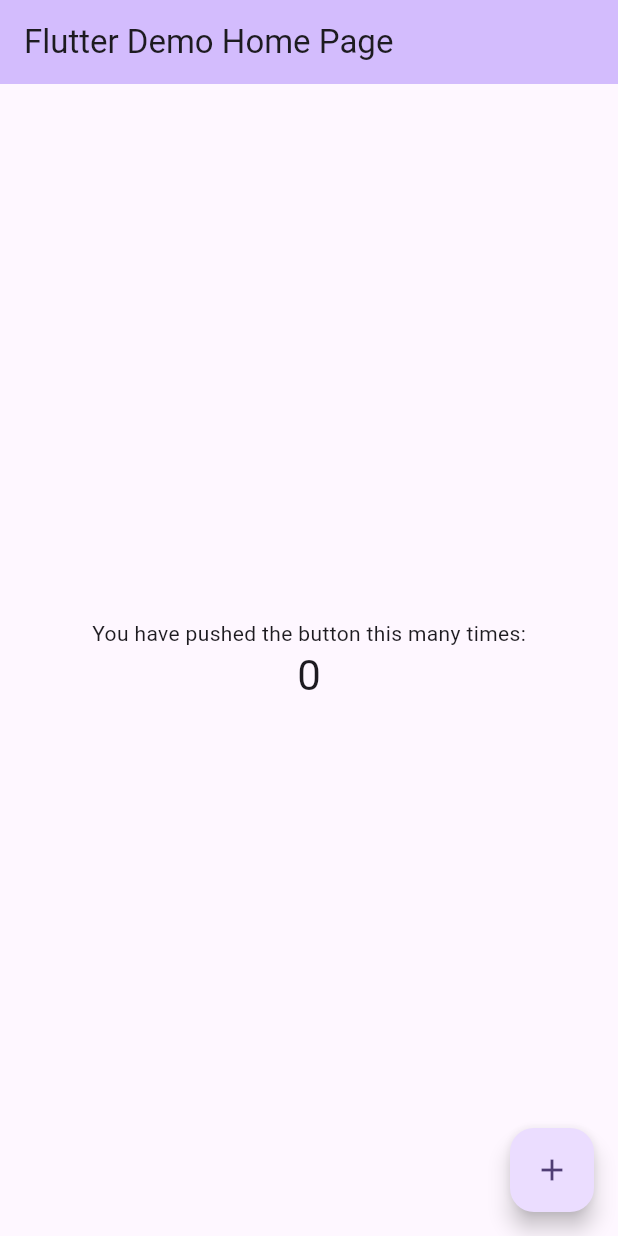
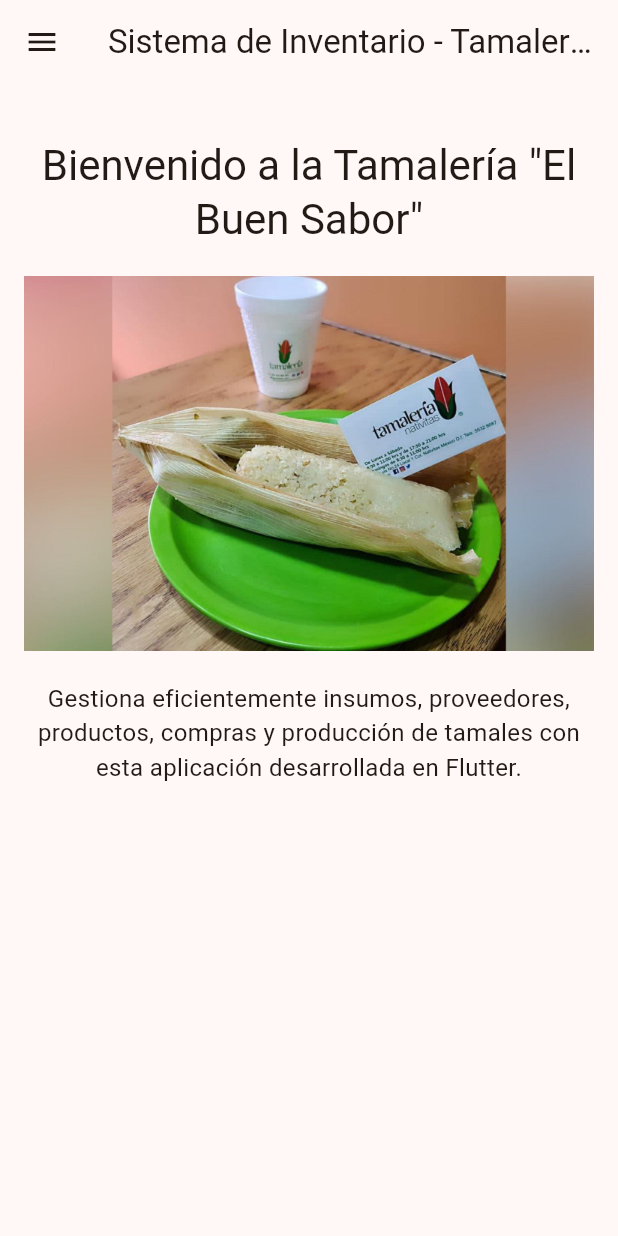
Before and after one commit to AngelGM08/STOCKMX, a Flutter app: the screen it shows after launch, on a phone screen of 412 x 824 dp. Run offline on Flutter 3.47's test engine with Material 3 defaults, Android fonts, the phone set to English and light mode, and no system bars.

Commit message:
Tu mensaje

```diff
--- a/lib/main.dart
+++ b/lib/main.dart
@@ -7,116 +7,106 @@ void main() {
 class MyApp extends StatelessWidget {
   const MyApp({super.key});
 
-  // This widget is the root of your application.
   @override
   Widget build(BuildContext context) {
     return MaterialApp(
-      title: 'Flutter Demo',
+      title: 'Tamalería App',
       theme: ThemeData(
-        // This is the theme of your application.
-        //
-        // TRY THIS: Try running your application with "flutter run". You'll see
-        // the application has a purple toolbar. Then, without quitting the app,
-        // try changing the seedColor in the colorScheme below to Colors.green
-        // and then invoke "hot reload" (save your changes or press the "hot
-        // reload" button in a Flutter-supported IDE, or press "r" if you used
-        // the command line to start the app).
-        //
-        // Notice that the counter didn't reset back to zero; the application
-        // state is not lost during the reload. To reset the state, use hot
-        // restart instead.
-        //
-        // This works for code too, not just values: Most code changes can be
-        // tested with just a hot reload.
-        colorScheme: ColorScheme.fromSeed(seedColor: Colors.deepPurple),
+        colorScheme: ColorScheme.fromSeed(seedColor: Colors.brown),
+        useMaterial3: true,
       ),
-      home: const MyHomePage(title: 'Flutter Demo Home Page'),
+      home: const HomePage(),
+      debugShowCheckedModeBanner: false,
     );
   }
 }
 
-class MyHomePage extends StatefulWidget {
-  const MyHomePage({super.key, required this.title});
-
-  // This widget is the home page of your application. It is stateful, meaning
-  // that it has a State object (defined below) that contains fields that affect
-  // how it looks.
-
-  // This class is the configuration for the state. It holds the values (in this
-  // case the title) provided by the parent (in this case the App widget) and
-  // used by the build method of the State. Fields in a Widget subclass are
-  // always marked "final".
-
-  final String title;
+class HomePage extends StatefulWidget {
+  const HomePage({super.key});
 
   @override
-  State<MyHomePage> createState() => _MyHomePageState();
+  State<HomePage> createState() => _HomePageState();
 }
 
-class _MyHomePageState extends State<MyHomePage> {
-  int _counter = 0;
-
-  void _incrementCounter() {
-    setState(() {
-      // This call to setState tells the Flutter framework that something has
-      // changed in this State, which causes it to rerun the build method below
-      // so that the display can reflect the updated values. If we changed
-      // _counter without calling setState(), then the build method would not be
-      // called again, and so nothing would appear to happen.
-      _counter++;
-    });
-  }
+class _HomePageState extends State<HomePage> {
+  String _selectedMenu = 'Inicio';
 
   @override
   Widget build(BuildContext context) {
-    // This method is rerun every time setState is called, for instance as done
-    // by the _incrementCounter method above.
-    //
-    // The Flutter framework has been optimized to make rerunning build methods
-    // fast, so that you can just rebuild anything that needs updating rather
-    // than having to individually change instances of widgets.
     return Scaffold(
-      appBar: AppBar(
-        // TRY THIS: Try changing the color here to a specific color (to
-        // Colors.amber, perhaps?) and trigger a hot reload to see the AppBar
-        // change color while the other colors stay the same.
-        backgroundColor: Theme.of(context).colorScheme.inversePrimary,
-        // Here we take the value from the MyHomePage object that was created by
-        // the App.build method, and use it to set our appbar title.
-        title: Text(widget.title),
+      appBar: AppBar(title: Text('Sistema de Inventario - Tamalería')),
+      drawer: Drawer(
+        child: ListView(
+          padding: EdgeInsets.zero,
+          children: [
+            const DrawerHeader(
+              decoration: BoxDecoration(color: Colors.brown),
+              child: Text(
+                'Menú Principal',
+                style: TextStyle(color: Colors.white, fontSize: 24),
+              ),
+            ),
+            _buildDrawerItem('Inicio'),
+            _buildDrawerItem('Insumos'),
+            _buildDrawerItem('Proveedores'),
+            _buildDrawerItem('Productos'),
+            _buildDrawerItem('Compras'),
+            _buildDrawerItem('Producción'),
+          ],
+        ),
       ),
-      body: Center(
-        // Center is a layout widget. It takes a single child and positions it
-        // in the middle of the parent.
+      body: _getMainContent(),
+    );
+  }
+
+  Widget _buildDrawerItem(String title) {
+    return ListTile(
+      title: Text(title),
+      selected: _selectedMenu == title,
+      onTap: () {
+        setState(() {
+          _selectedMenu = title;
+        });
+        Navigator.pop(context); // Cierra el drawer
+      },
+    );
+  }
+
+  Widget _getMainContent() {
+    if (_selectedMenu == 'Inicio') {
+      return Padding(
+        padding: const EdgeInsets.all(16.0),
         child: Column(
-          // Column is also a layout widget. It takes a list of children and
-          // arranges them vertically. By default, it sizes itself to fit its
-          // children horizontally, and tries to be as tall as its parent.
-          //
-          // Column has various properties to control how it sizes itself and
-          // how it positions its children. Here we use mainAxisAlignment to
-          // center the children vertically; the main axis here is the vertical
-          // axis because Columns are vertical (the cross axis would be
-          // horizontal).
-          //
-          // TRY THIS: Invoke "debug painting" (choose the "Toggle Debug Paint"
-          // action in the IDE, or press "p" in the console), to see the
-          // wireframe for each widget.
-          mainAxisAlignment: MainAxisAlignment.center,
-          children: <Widget>[
-            const Text('You have pushed the button this many times:'),
+          children: [
+            const SizedBox(height: 20),
             Text(
-              '$_counter',
+              'Bienvenido a la Tamalería "El Buen Sabor"',
               style: Theme.of(context).textTheme.headlineMedium,
+              textAlign: TextAlign.center,
+            ),
+            const SizedBox(height: 20),
+            Image.asset(
+              'assets/images/tamales.jpg',
+              height: 250,
+              fit: BoxFit.cover,
+            ),
+            const SizedBox(height: 20),
+            const Text(
+              'Gestiona eficientemente insumos, proveedores, productos, compras y producción de tamales con esta aplicación desarrollada en Flutter.',
+              style: TextStyle(fontSize: 16),
+              textAlign: TextAlign.center,
             ),
           ],
         ),
+      );
+    }
+
+    // Pantallas temporales de otras secciones
+    return Center(
+      child: Text(
+        'Vista: $_selectedMenu',
+        style: const TextStyle(fontSize: 24),
       ),
-      floatingActionButton: FloatingActionButton(
-        onPressed: _incrementCounter,
-        tooltip: 'Increment',
-        child: const Icon(Icons.add),
-      ), // This trailing comma makes auto-formatting nicer for build methods.
     );
   }
 }
--- a/pubspec.yaml
+++ b/pubspec.yaml
@@ -56,7 +56,8 @@ flutter:
   # included with your application, so that you can use the icons in
   # the material Icons class.
   uses-material-design: true
-
+  assets:
+    - assets/images/tamales.jpg
   # To add assets to your application, add an assets section, like this:
   # assets:
   #   - images/a_dot_burr.jpeg
```
Also changed, not shown: assets/images/tamales.jpg (added).
